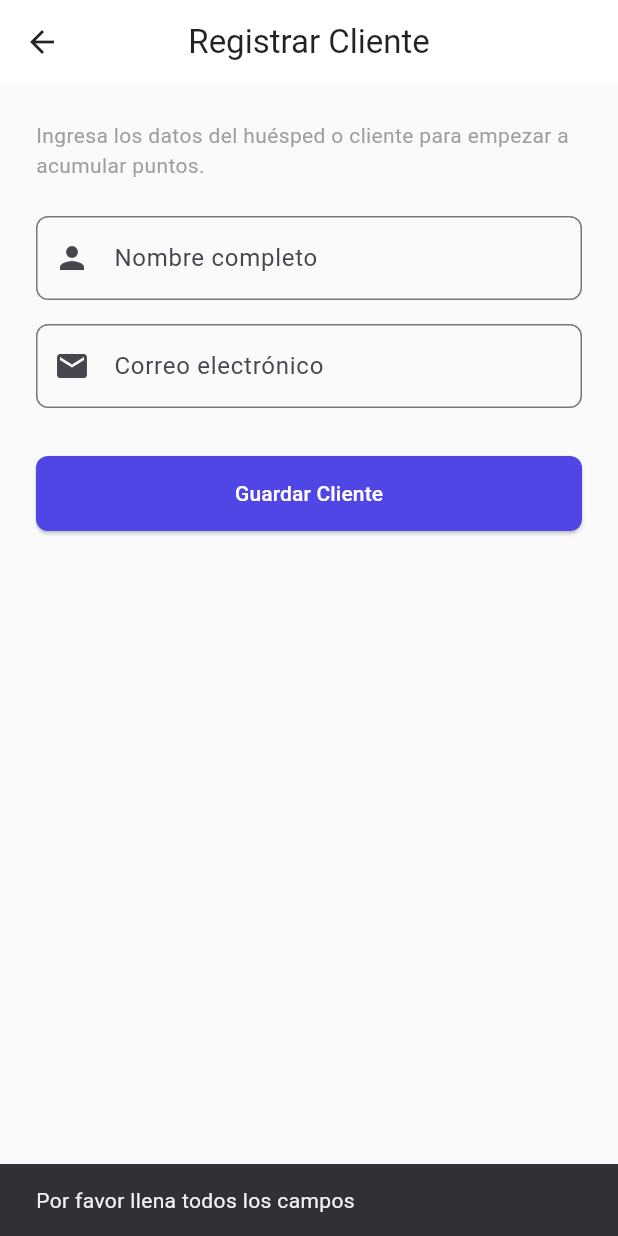
After one commit to rfvaldezv/Loyaltybenefit-App, a Flutter app: the CustomerFormScreen screen opened directly, after a tap on "Guardar Cliente", on a phone screen of 412 x 824 dp. The commit adds this screen. Run offline on Flutter 3.47's test engine with Material 3 defaults, Android fonts, the phone set to English and light mode, and no system bars; our stand-ins replace dio, flutter_riverpod.

Commit message:
feat: crear formulario de registro de clientes y conectar con la API

```diff
--- /dev/null
+++ b/lib/features/dashboard/presentation/customer_form_screen.dart
@@ -0,0 +1,100 @@
+import 'package:flutter/material.dart';
+import 'package:flutter_riverpod/flutter_riverpod.dart';
+import '../../../core/network/api_client.dart';
+
+class CustomerFormScreen extends ConsumerStatefulWidget {
+  const CustomerFormScreen({super.key});
+
+  @override
+  ConsumerState<CustomerFormScreen> createState() => _CustomerFormScreenState();
+}
+
+class _CustomerFormScreenState extends ConsumerState<CustomerFormScreen> {
+  final _nameController = TextEditingController();
+  final _emailController = TextEditingController();
+  bool _isLoading = false;
+
+  Future<void> _guardarCliente() async {
+    if (_nameController.text.isEmpty || _emailController.text.isEmpty) {
+      ScaffoldMessenger.of(context).showSnackBar(
+        const SnackBar(content: Text('Por favor llena todos los campos')),
+      );
+      return;
+    }
+
+    setState(() => _isLoading = true);
+    try {
+      final api = ref.read(apiClientProvider);
+      await api.createCustomer(
+        name: _nameController.text,
+        email: _emailController.text,
+      );
+
+      if (mounted) {
+        ScaffoldMessenger.of(context).showSnackBar(
+          const SnackBar(
+            content: Text('✅ Cliente registrado exitosamente'),
+            backgroundColor: Colors.green,
+          ),
+        );
+        Navigator.pop(context); // Volver atrás después de guardar
+      }
+    } catch (e) {
+      if (mounted) {
+        ScaffoldMessenger.of(context).showSnackBar(
+          SnackBar(
+            content: Text('❌ Error: $e'),
+            backgroundColor: Colors.red,
+          ),
+        );
+      }
+    } finally {
+      if (mounted) setState(() => _isLoading = false);
+    }
+  }
+
+  @override
+  Widget build(BuildContext context) {
+    return Scaffold(
+      appBar: AppBar(title: const Text('Registrar Cliente')),
+      body: Padding(
+        padding: const EdgeInsets.all(24.0),
+        child: Column(
+          crossAxisAlignment: CrossAxisAlignment.stretch,
+          children: [
+            const Text(
+              'Ingresa los datos del huésped o cliente para empezar a acumular puntos.',
+              style: TextStyle(color: Colors.grey),
+            ),
+            const SizedBox(height: 24),
+            TextField(
+              controller: _nameController,
+              decoration: InputDecoration(
+                labelText: 'Nombre completo',
+                prefixIcon: const Icon(Icons.person),
+                border: OutlineInputBorder(borderRadius: BorderRadius.circular(8)),
+              ),
+            ),
+            const SizedBox(height: 16),
+            TextField(
+              controller: _emailController,
+              keyboardType: TextInputType.emailAddress,
+              decoration: InputDecoration(
+                labelText: 'Correo electrónico',
+                prefixIcon: const Icon(Icons.email),
+                border: OutlineInputBorder(borderRadius: BorderRadius.circular(8)),
+              ),
+            ),
+            const SizedBox(height: 32),
+            ElevatedButton(
+              onPressed: _isLoading ? null : _guardarCliente,
+              child: _isLoading
+                  ? const SizedBox(height: 20, width: 20, child: CircularProgressIndicator(color: Colors.white, strokeWidth: 2))
+                  : const Text('Guardar Cliente'),
+            ),
+          ],
+        ),
+      ),
+    );
+  }
+}
```
Also changed, not shown: lib/core/network/api_client.dart (+11 -0 lines), lib/features/auth/presentation/login_screen.dart (+13 -9 lines), lib/features/dashboard/presentation/tenant_detail_screen.dart (added, +81 -0 lines), pubspec.yaml (+24 -74 lines), assets/icon/app_icon.png (added), 7 other files.
